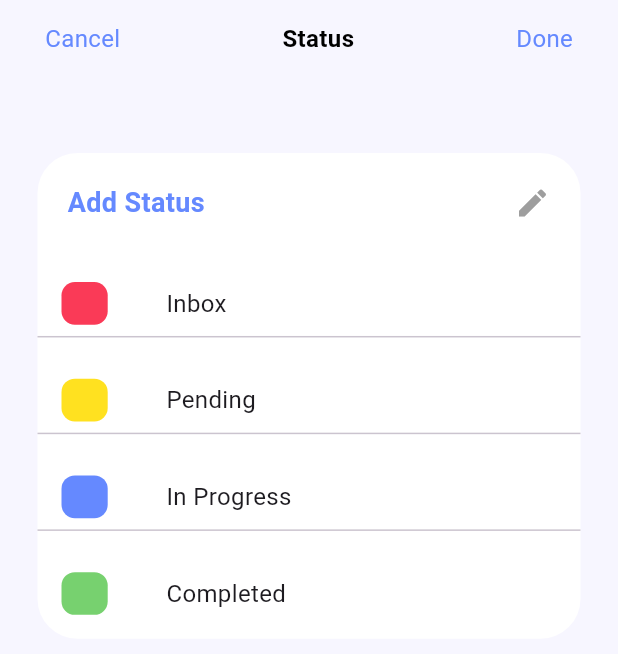
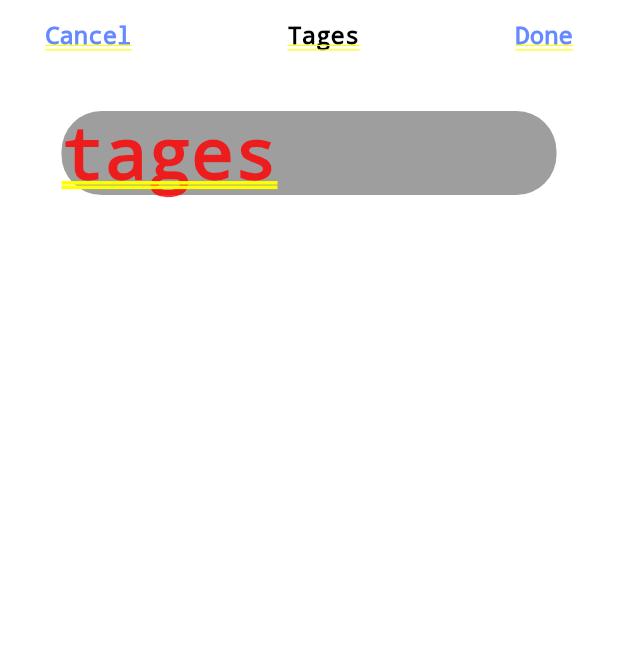
Before and after one commit to yaraAlBadrsawi/pal_mail_project, a Flutter app: the screen it shows after launch, on a phone screen of 412 x 824 dp. Shown: the top 654 px of the screen. Run offline on Flutter 3.47's test engine with Material 2 defaults, Android fonts, the light colour scheme and no system bars; our stand-ins replace flutter_screenutil, flutter_svg, font_awesome_flutter, google_fonts.

```diff
--- a/lib/main.dart
+++ b/lib/main.dart
@@ -1,6 +1,6 @@
 import 'package:flutter/material.dart';
 import 'package:flutter_screenutil/flutter_screenutil.dart';
-import 'package:pal_mail_project/screens/auth.dart';
+import 'package:pal_mail_project/screens/auth/auth.dart';
 import 'package:pal_mail_project/screens/details.dart';
 import 'package:pal_mail_project/screens/home.dart';
 import 'package:pal_mail_project/screens/login.dart';
@@ -8,6 +8,7 @@ import 'package:pal_mail_project/screens/new_inbox.dart';
 import 'package:pal_mail_project/screens/sign_up.dart';
 import 'package:pal_mail_project/screens/splash.dart';
 import 'package:pal_mail_project/screens/status.dart';
+import 'package:pal_mail_project/screens/tag_screen.dart';
 import 'package:pal_mail_project/widget/details_screen.dart';
 
 void main() {
@@ -32,7 +33,7 @@ class MyApp extends StatelessWidget {
             colorScheme: ColorScheme.fromSeed(seedColor: Colors.deepPurple),
             useMaterial3: true,
           ),
-          initialRoute: StatusScreen.id,
+          initialRoute: TagScreen.id,
           routes: {
             SplachScreen.id: (context) => SplachScreen(),
             AuthScreen.id: (context) => AuthScreen(),
@@ -41,7 +42,8 @@ class MyApp extends StatelessWidget {
             HomeScreen.id: (context) => HomeScreen(),
             DetailsScreen.id: (context) => DetailsScreen(),
             NewInbox.id: (context) => NewInbox(),
-            StatusScreen.id: (context) => StatusScreen()
+            StatusScreen.id: (context) => StatusScreen(),
+            TagScreen.id: (context) => TagScreen(),
           },
         );
       },
--- a/lib/screens/auth.dart
+++ b/lib/screens/auth/auth.dart
@@ -6,8 +6,8 @@ import 'package:flutter_screenutil/flutter_screenutil.dart';
 import 'package:google_fonts/google_fonts.dart';
 import 'package:pal_mail_project/screens/sign_up.dart';
 
-import '../utils/constant.dart';
-import 'login.dart';
+import '../../utils/constant.dart';
+import '../login.dart';
 
 class AuthScreen extends StatefulWidget {
   const AuthScreen({Key? key}) : super(key: key);
--- a/lib/screens/category.dart
+++ b/lib/screens/category.dart
@@ -17,6 +17,7 @@ class _CategoryScreenState extends State<CategoryScreen> {
       backgroundColor: backgroundColor,
       body: SafeArea(
         child: Column(
+          crossAxisAlignment: CrossAxisAlignment.stretch,
           children: [
             TitleBar(title: 'Category'),
             Container(
--- /dev/null
+++ b/lib/screens/tag_screen.dart
@@ -0,0 +1,29 @@
+import 'package:flutter/material.dart';
+import '../utils/constant.dart';
+import '../widget/title_bar.dart';
+
+class TagScreen extends StatelessWidget {
+  static const String id = 'TagScreen';
+
+  const TagScreen({Key? key}) : super(key: key);
+
+  @override
+  Widget build(BuildContext context) {
+    return SafeArea(
+      child: Column(
+        crossAxisAlignment: CrossAxisAlignment.stretch,
+        children: [
+          TitleBar(title: 'Tages'),
+          Container(
+            margin: EdgeInsets.all(40),
+            decoration: roundedBox,
+            child: Container(
+                margin: EdgeInsets.all(1),
+                decoration: roundedBox.copyWith(color: Colors.grey),
+                child: Text('tages')),
+          )
+        ],
+      ),
+    );
+  }
+}
```
Also changed, not shown: lib/screens/search.dart (+4 -4 lines), lib/screens/splash.dart (+4 -3 lines).
